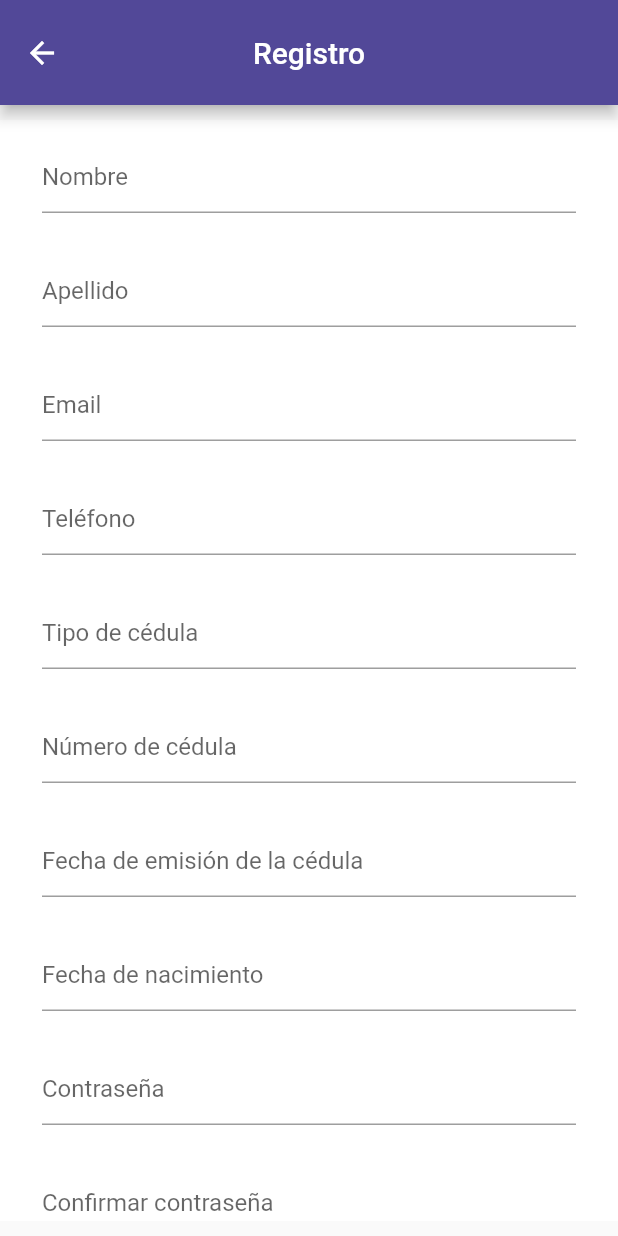
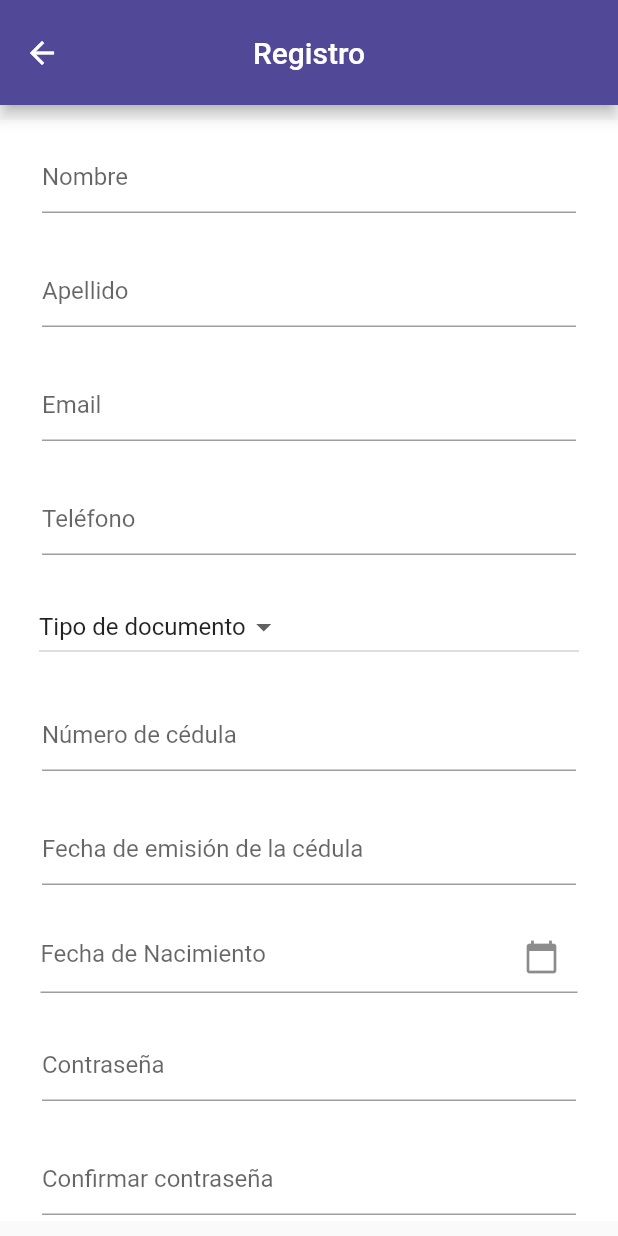
Before and after one commit to Judadimo22/edealApp, a Flutter app: the screen it shows after launch, after a tap on "REGISTRARSE", on a phone screen of 412 x 824 dp. Run offline on Flutter 3.47's test engine with Material 2 defaults, Android fonts, the phone set to English and light mode, and no system bars; our stand-ins replace flutter_datetime_picker, jwt_decoder, shared_preferences, velocity_x.

Commit message:
Cambios campos formulario registro

```diff
--- a/edeal/lib/login.dart
+++ b/edeal/lib/login.dart
@@ -51,7 +51,7 @@ class _SignInPageState extends State<SignInPage> {
         body: Container(
           width: MediaQuery.of(context).size.width,
           height: MediaQuery.of(context).size.height,
-          color: Colors.white,
+          color: Color(0XFF524898),
           child: Center(
             child: SingleChildScrollView(
               child: Column(
@@ -89,19 +89,24 @@ class _SignInPageState extends State<SignInPage> {
                     loginUser()
                   },
                   style: ElevatedButton.styleFrom(
-                   primary:Colors.grey[400] , // Background color
+                   primary:Color(0XFFE8E112)  , // Background color
                     ),
                    child: Text('INGRESAR')),
                    Container(
                     margin: EdgeInsets.only(top: 40),
-                    child: Text('Olvidé mi contraseña'),
+                    child: Text(
+                      'Olvidé mi contraseña',
+                      style: TextStyle(
+                        color: Colors.white
+                      ),
+                      ),
                    ),
                   SizedBox(height: 50),
                   ElevatedButton(onPressed: () => {
                    Navigator.push(context, MaterialPageRoute(builder: (context)=>Registration()))
                   },
                   style: ElevatedButton.styleFrom(
-                   primary:Color(0XFF524898) , // Background color
+                   primary:Color(0XFFE8E112)  , // Background color
                     ),
                   child: Text('REGISTRARSE'))
                 ],
--- a/edeal/lib/registration.dart
+++ b/edeal/lib/registration.dart
@@ -8,6 +8,8 @@ import 'package:shared_preferences/shared_preferences.dart';
 import 'login.dart';
 import 'package:http/http.dart' as http;
 import 'config.dart';
+import 'package:flutter_datetime_picker/flutter_datetime_picker.dart';
+
 
 class Registration extends StatefulWidget {
   @override
@@ -25,6 +27,27 @@ class _RegistrationState extends State<Registration> {
   TextEditingController cedulaController = TextEditingController();
   TextEditingController emisionCedulaController = TextEditingController();
   TextEditingController fechaNacimientoController = TextEditingController();
+  DateTime ? selectedDate;
+
+    Future<void> _selectDate(BuildContext context) async {
+    final DateTime? picked = await DatePicker.showDatePicker(
+      context,
+      showTitleActions: true,
+      minTime: DateTime(1900),
+      maxTime: DateTime.now(),
+      locale: LocaleType.es,
+    );
+
+    if (picked != null && picked != selectedDate) {
+      setState(() {
+        selectedDate = picked;
+        fechaNacimientoController.text =
+            "${picked.day}/${picked.month}/${picked.year}";
+      });
+    }
+  }
+
+  String _tipoDocumento = 'Tipo de documento';
   bool _isNotValidate = false;
   late SharedPreferences prefs;
   @override
@@ -41,7 +64,6 @@ class _RegistrationState extends State<Registration> {
     nameController.text.isNotEmpty &&
     lastNameController.text.isNotEmpty &&
     phoneController.text.isNotEmpty &&
-    tipoCedulaController.text.isNotEmpty &&
     cedulaController.text.isNotEmpty &&
     emisionCedulaController.text.isNotEmpty &&
     fechaNacimientoController.text.isNotEmpty
@@ -53,7 +75,7 @@ class _RegistrationState extends State<Registration> {
         "name": nameController.text,
         "lastName": lastNameController.text,
         "phone": phoneController.text,
-        "tipoCedula": tipoCedulaController.text,
+        "tipoCedula": _tipoDocumento,
         "cedula": cedulaController.text,
         "emisionCedula": emisionCedulaController.text,
         "fechaNacimiento": fechaNacimientoController.text
@@ -109,9 +131,17 @@ class _RegistrationState extends State<Registration> {
     }else{
       setState(() {
         _isNotValidate = true;
+        _tipoDocumento ='Tipo de documento';
       });
     }
   }
+
+    void updateTipoDocumento(String? newTipoDocumento){
+    setState(() {
+    _tipoDocumento = newTipoDocumento!;
+    });
+  }
+
 
   @override
   Widget build(BuildContext context) {
@@ -180,14 +210,22 @@ class _RegistrationState extends State<Registration> {
                   ),
                   Container(
                     margin: EdgeInsets.only(bottom: 20),
-                    child:TextField(
-                    controller: tipoCedulaController,
-                    keyboardType: TextInputType.text,
-                    decoration: InputDecoration(
-                        errorStyle: TextStyle(color: Colors.white),
-                        errorText: _isNotValidate ? "Enter Proper Info" : null,
-                        hintText: "Tipo de cédula",),
-                  ).p4().px24(),
+                    width: 360,
+                    child:DropdownButton<String>(
+                      value: _tipoDocumento,
+                      onChanged: updateTipoDocumento,
+                      items: <String>[
+                        'Tipo de documento',
+                        'Cédula',
+                        'Pasaporte',
+                        'Cédula extranjería',
+                      ].map<DropdownMenuItem<String>>((String value) {
+                        return DropdownMenuItem<String>(
+                          value: value,
+                          child: Text(value),
+                        );
+                      }).toList(),
+                    ),
                   ),
                   Container(
                     margin: EdgeInsets.only(bottom: 20),
@@ -211,17 +249,23 @@ class _RegistrationState extends State<Registration> {
                         hintText: "Fecha de emisión de la cédula",),
                   ).p4().px24(),
                   ),
-                  Container(
-                    margin: EdgeInsets.only(bottom: 20),
-                    child:TextField(
-                    controller: fechaNacimientoController,
-                    keyboardType: TextInputType.text,
-                    decoration: InputDecoration(
-                        errorStyle: TextStyle(color: Colors.white),
-                        errorText: _isNotValidate ? "Enter Proper Info" : null,
-                        hintText: "Fecha de nacimiento",),
-                  ).p4().px24(),
-                  ),
+Container(
+  margin: EdgeInsets.only(bottom: 20, left: 27, right: 27),
+  child:             TextField(
+              controller: fechaNacimientoController,
+              readOnly: true,
+              decoration: InputDecoration(
+                hintText: 'Fecha de Nacimiento',
+                suffixIcon: IconButton(
+                  icon: Icon(Icons.calendar_today),
+                  onPressed: () {
+                    _selectDate(context);
+                  },
+                ),
+),
+  )
+),
+
                    Container(
                     margin: EdgeInsets.only(bottom: 20),
                     child:TextField(
--- a/edeal/lib/views/homeScreen.dart
+++ b/edeal/lib/views/homeScreen.dart
@@ -49,13 +49,13 @@ class _HomeState extends State<Home> {
   Widget build(BuildContext context) {
     return Scaffold(
       backgroundColor: Color(0XFF524898),
-      body:     Container(
+      body:Container(
     margin: EdgeInsets.only(top: 120),
     child: Column(children: [
       Container(
         margin: EdgeInsets.only(bottom: 20),
         child:Text(
-          'Saldo total',
+          'Hola ${userData['name']}',
           style: TextStyle(
             color: Colors.white,
             fontSize: 20
--- a/edeal/pubspec.yaml
+++ b/edeal/pubspec.yaml
@@ -35,6 +35,7 @@ dependencies:
   shared_preferences:
   jwt_decoder:
   flutter_slidable:
+  flutter_datetime_picker:
 
 
   # The following adds the Cupertino Icons font to your application.
```
Also changed, not shown: edeal/pubspec.lock.
